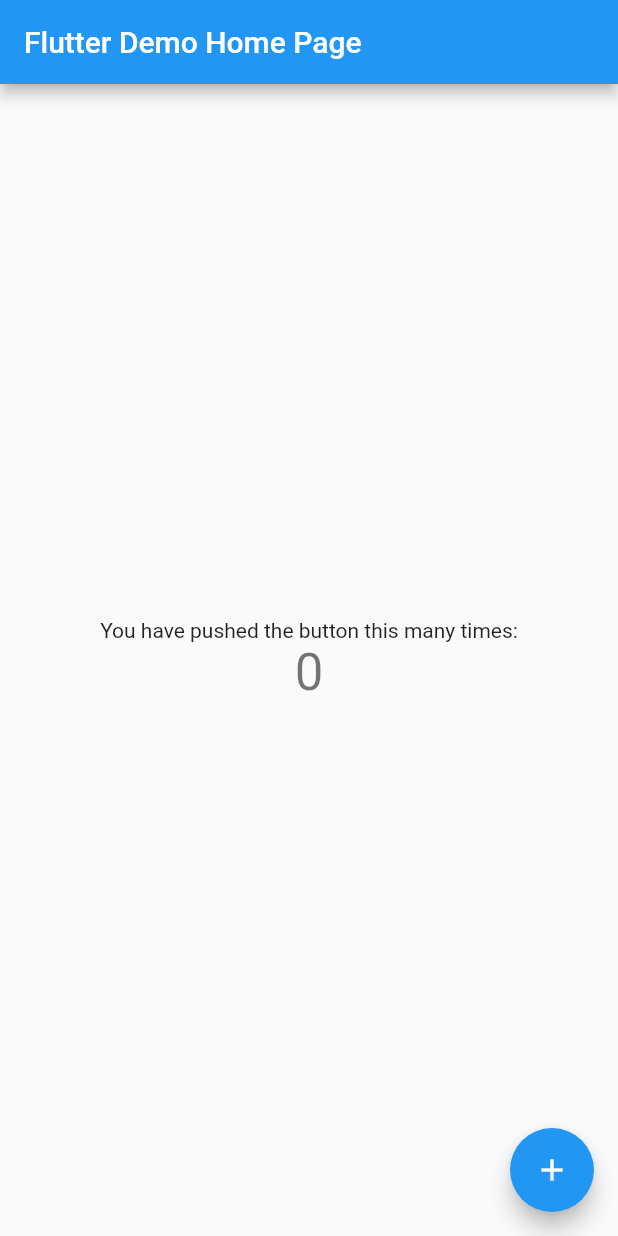
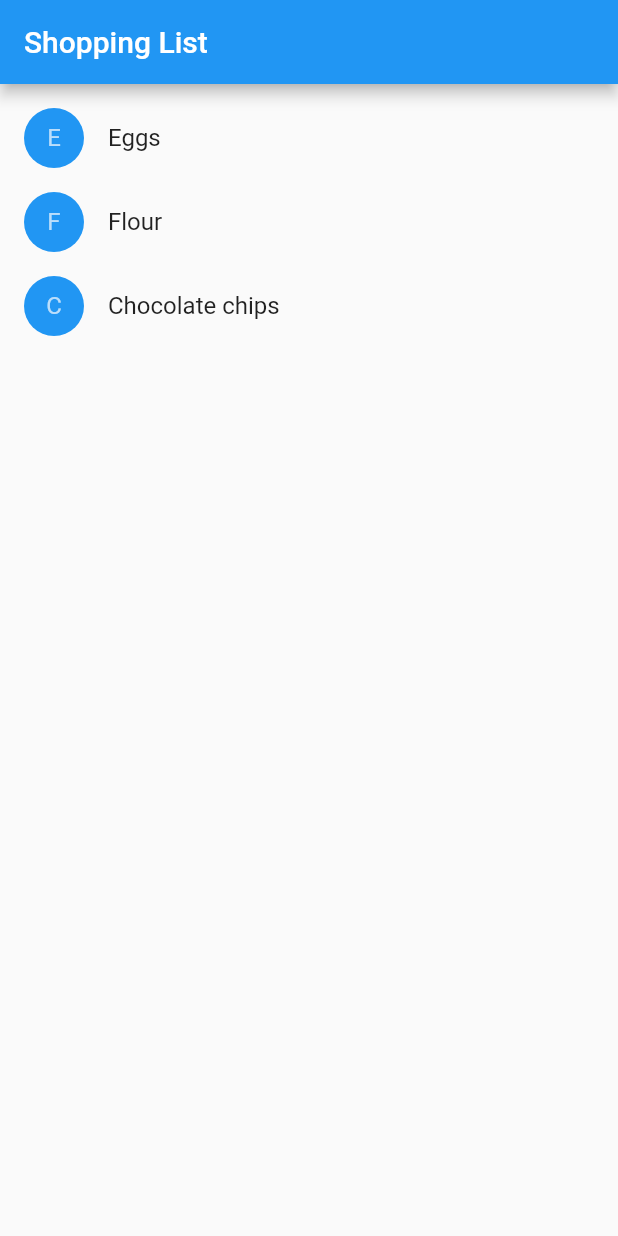
Before and after one commit to shamscorner/road_to_flutter_dev, a Flutter app: the screen it shows after launch, on a phone screen of 412 x 824 dp. Run offline on Flutter 3.47's test engine with Material 2 defaults, Android fonts, the phone set to English and light mode, and no system bars.

Commit message:
initial commit

```diff
--- a/lib/main.dart
+++ b/lib/main.dart
@@ -1,117 +1,65 @@
 import 'package:flutter/material.dart';
 
 void main() {
-  runApp(MyApp());
+  runApp(MaterialApp(
+    title: 'Shopping App',
+    home: ShoppingList(products: <Product>[
+      Product(name: 'Eggs'),
+      Product(name: 'Flour'),
+      Product(name: 'Chocolate chips'),
+    ]),
+  ));
 }
 
-class MyApp extends StatelessWidget {
-  // This widget is the root of your application.
+class Product {
+  final String name;
+  const Product({this.name});
+}
+
+class ShoppingList extends StatefulWidget {
+  final List<Product> products;
+
+  ShoppingList({Key key, this.products}) : super(key: key);
+
+  @override
+  _ShoppingListState createState() => _ShoppingListState();
+}
+
+class _ShoppingListState extends State<ShoppingList> {
   @override
   Widget build(BuildContext context) {
-    return MaterialApp(
-      title: 'Flutter Demo',
-      theme: ThemeData(
-        // This is the theme of your application.
-        //
-        // Try running your application with "flutter run". You'll see the
-        // application has a blue toolbar. Then, without quitting the app, try
-        // changing the primarySwatch below to Colors.green and then invoke
-        // "hot reload" (press "r" in the console where you ran "flutter run",
-        // or simply save your changes to "hot reload" in a Flutter IDE).
-        // Notice that the counter didn't reset back to zero; the application
-        // is not restarted.
-        primarySwatch: Colors.blue,
-        // This makes the visual density adapt to the platform that you run
-        // the app on. For desktop platforms, the controls will be smaller and
-        // closer together (more dense) than on mobile platforms.
-        visualDensity: VisualDensity.adaptivePlatformDensity,
+    return Scaffold(
+        appBar: AppBar(
+          title: Text('Shopping List'),
+        ),
+        body: ListView(
+          padding: EdgeInsets.symmetric(vertical: 8.0),
+          children: widget.products.map((Product product) {
+            return ShoppingListItem(
+              product: product,
+            );
+          }).toList(),
+        ));
+  }
+}
+
+class ShoppingListItem extends StatelessWidget {
+  final Product product;
+
+  ShoppingListItem({this.product});
+
+  @override
+  Widget build(BuildContext context) {
+    return ListTile(
+      onTap: () {},
+      leading: CircleAvatar(
+        backgroundColor: Colors.blue[500],
+        child:
+            Text(product.name[0]), // the initial character of the product name
       ),
-      home: MyHomePage(title: 'Flutter Demo Home Page'),
+      title: Text(
+        product.name,
+      ),
     );
   }
 }
-
-class MyHomePage extends StatefulWidget {
-  MyHomePage({Key key, this.title}) : super(key: key);
-
-  // This widget is the home page of your application. It is stateful, meaning
-  // that it has a State object (defined below) that contains fields that affect
-  // how it looks.
-
-  // This class is the configuration for the state. It holds the values (in this
-  // case the title) provided by the parent (in this case the App widget) and
-  // used by the build method of the State. Fields in a Widget subclass are
-  // always marked "final".
-
-  final String title;
-
-  @override
-  _MyHomePageState createState() => _MyHomePageState();
-}
-
-class _MyHomePageState extends State<MyHomePage> {
-  int _counter = 0;
-
-  void _incrementCounter() {
-    setState(() {
-      // This call to setState tells the Flutter framework that something has
-      // changed in this State, which causes it to rerun the build method below
-      // so that the display can reflect the updated values. If we changed
-      // _counter without calling setState(), then the build method would not be
-      // called again, and so nothing would appear to happen.
-      _counter++;
-    });
-  }
-
-  @override
-  Widget build(BuildContext context) {
-    // This method is rerun every time setState is called, for instance as done
-    // by the _incrementCounter method above.
-    //
-    // The Flutter framework has been optimized to make rerunning build methods
-    // fast, so that you can just rebuild anything that needs updating rather
-    // than having to individually change instances of widgets.
-    return Scaffold(
-      appBar: AppBar(
-        // Here we take the value from the MyHomePage object that was created by
-        // the App.build method, and use it to set our appbar title.
-        title: Text(widget.title),
-      ),
-      body: Center(
-        // Center is a layout widget. It takes a single child and positions it
-        // in the middle of the parent.
-        child: Column(
-          // Column is also a layout widget. It takes a list of children and
-          // arranges them vertically. By default, it sizes itself to fit its
-          // children horizontally, and tries to be as tall as its parent.
-          //
-          // Invoke "debug painting" (press "p" in the console, choose the
-          // "Toggle Debug Paint" action from the Flutter Inspector in Android
-          // Studio, or the "Toggle Debug Paint" command in Visual Studio Code)
-          // to see the wireframe for each widget.
-          //
-          // Column has various properties to control how it sizes itself and
-          // how it positions its children. Here we use mainAxisAlignment to
-          // center the children vertically; the main axis here is the vertical
-          // axis because Columns are vertical (the cross axis would be
-          // horizontal).
-          mainAxisAlignment: MainAxisAlignment.center,
-          children: <Widget>[
-            Text(
-              'You have pushed the button this many times:',
-            ),
-            Text(
-              '$_counter',
-              style: Theme.of(context).textTheme.headline4,
-            ),
-          ],
-        ),
-      ),
-      floatingActionButton: FloatingActionButton(
-        onPressed: _incrementCounter,
-        tooltip: 'Increment',
-        child: Icon(Icons.add),
-      ), // This trailing comma makes auto-formatting nicer for build methods.
-    );
-  }
-}
```
Also changed, not shown: 1 other file.
